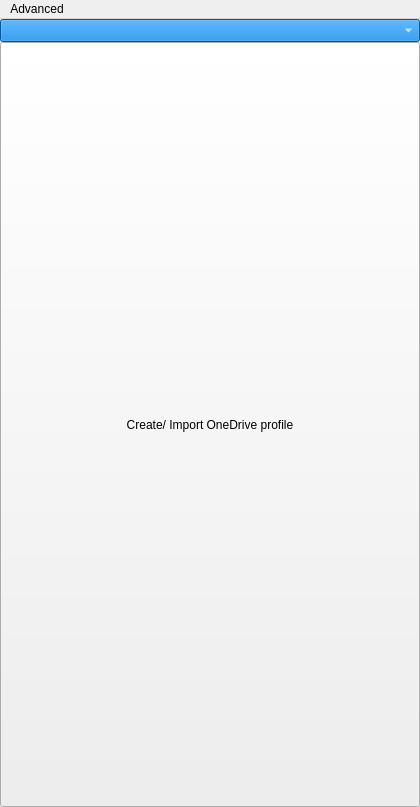
Before: the Qt Designer form src/ui/mainwindow.ui in bpozdena/OneDriveGUI, drawn with Qt 5.
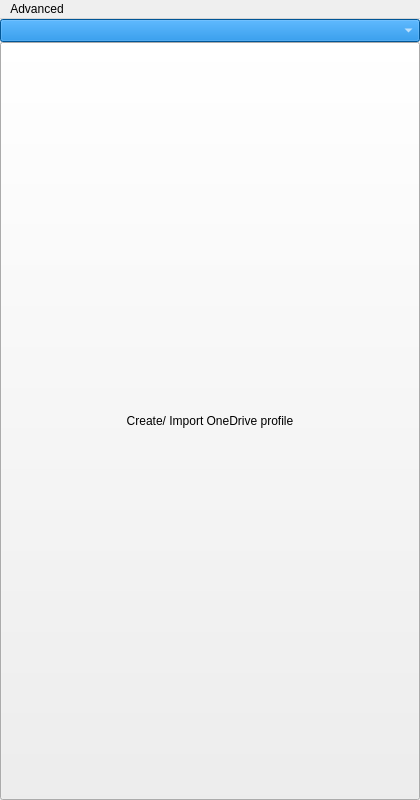
After: the same form once the commit is applied. Icons and pictures are not drawn.

Diff of the .ui file:
```diff
--- a/src/ui/mainwindow.ui
+++ b/src/ui/mainwindow.ui
@@ -7,9 +7,21 @@
     <x>0</x>
     <y>0</y>
     <width>420</width>
-    <height>807</height>
+    <height>800</height>
    </rect>
   </property>
+  <property name="minimumSize">
+   <size>
+    <width>420</width>
+    <height>0</height>
+   </size>
+  </property>
+  <property name="maximumSize">
+   <size>
+    <width>420</width>
+    <height>16777215</height>
+   </size>
+  </property>
   <property name="windowTitle">
    <string>OneDriveGUI</string>
   </property>
```
